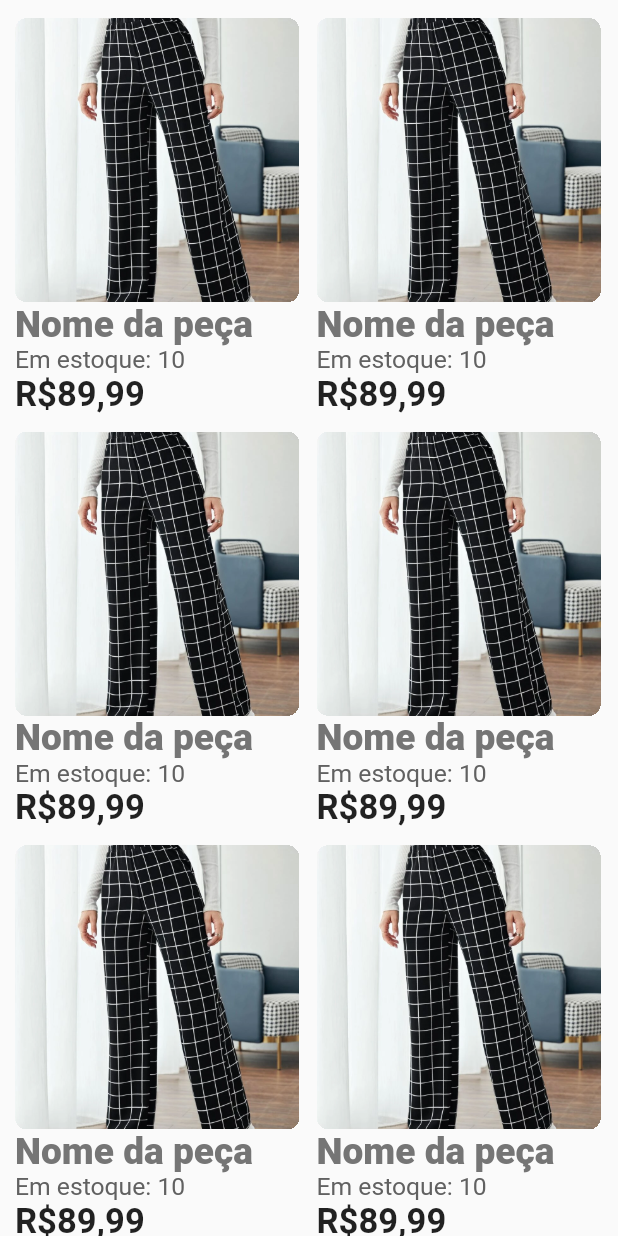
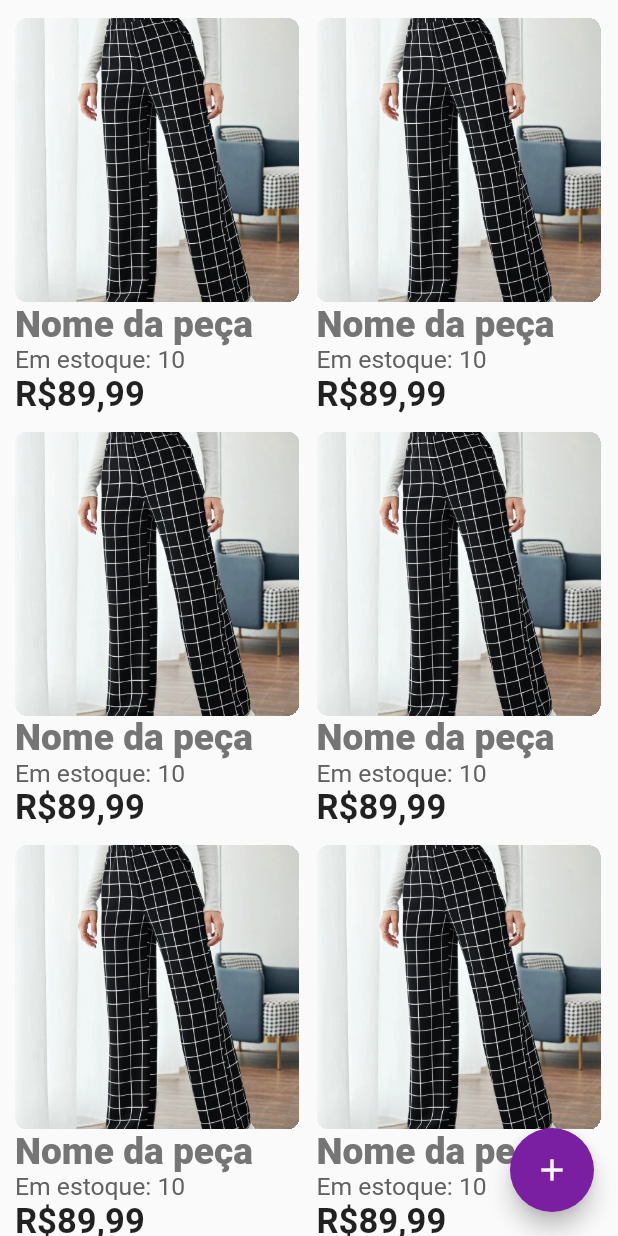
Before and after one commit to octaviomuller/ezstock, a Flutter app: the EstoqueScreen screen opened directly, on a phone screen of 412 x 824 dp. Run offline on Flutter 3.47's test engine with Material 2 defaults, Android fonts, the phone set to English and light mode, and no system bars.

Commit message:
added add product button

```diff
--- a/lib/screens/ProdutosScreen.dart
+++ b/lib/screens/ProdutosScreen.dart
@@ -11,8 +11,8 @@ class _EstoqueScreenState extends State<EstoqueScreen> {
   Widget build(BuildContext context) {
     Size screenSize = MediaQuery.of(context).size;
 
-    return Center(
-      child: GridView.count(
+    return Scaffold(
+      body: GridView.count(
         primary: false,
         padding: const EdgeInsets.only(top: 12.0, right: 10.0, left: 10.0),
         crossAxisSpacing: 10,
@@ -33,6 +33,11 @@ class _EstoqueScreenState extends State<EstoqueScreen> {
           ListItem(),
         ],
       ),
+      floatingActionButton: FloatingActionButton(
+        // onPressed: () => Navigator.pushNamed(),
+        child: Icon(Icons.add),
+        backgroundColor: Colors.purple.shade700,
+      ),
     );
   }
 }
```
